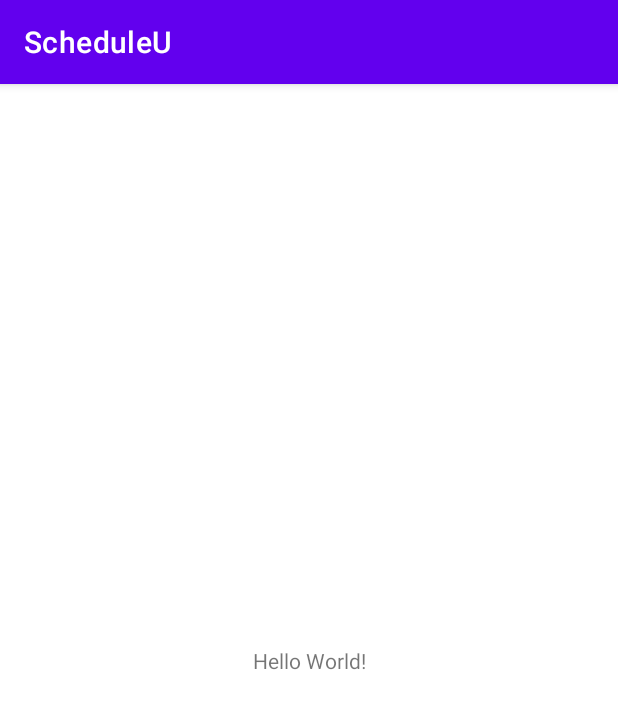
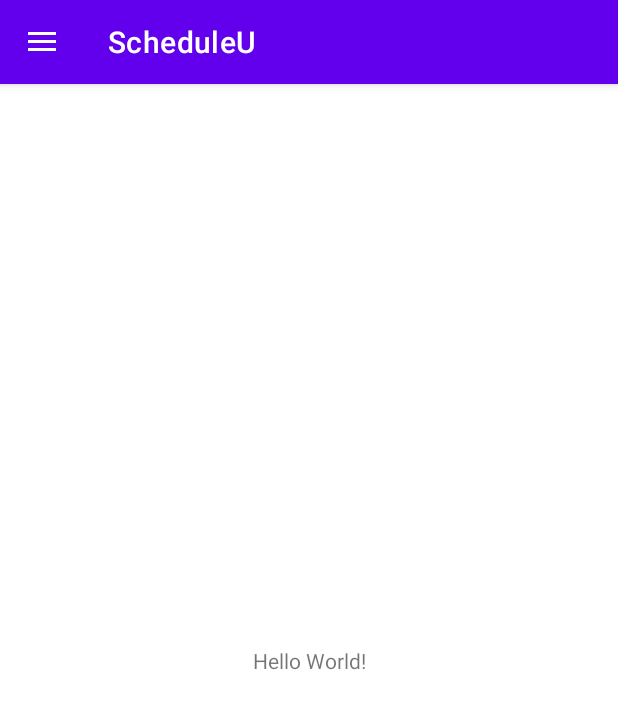
Before and after one commit to Dom0Z/ScheduleU, an Android app: the screen it shows after launch (MainActivity), on a phone screen of 412 x 824 dp. Shown: the top 709 px of the screen. Run offline under Robolectric (Android 15) with nearby library versions, the phone set to English and light mode, and no system bars.

```diff
--- a/app/src/main/java/com/example/scheduleu/MainActivity.java
+++ b/app/src/main/java/com/example/scheduleu/MainActivity.java
@@ -1,14 +1,89 @@
 package com.example.scheduleu;
 
+import androidx.annotation.NonNull;
+import androidx.appcompat.app.ActionBarDrawerToggle;
 import androidx.appcompat.app.AppCompatActivity;
+import androidx.drawerlayout.widget.DrawerLayout;
 
+import android.content.res.Configuration;
 import android.os.Bundle;
+import android.util.Log;
+import android.view.MenuItem;
+import android.widget.ArrayAdapter;
+import android.widget.ListView;
+
+import java.util.ArrayList;
 
 public class MainActivity extends AppCompatActivity {
+
+    private static final String TAG = "MainActivity";
+
+    private DrawerLayout drawerLayout;
+    private ListView drawerList;
+    private ArrayAdapter<String> navAdapter;
+    private ActionBarDrawerToggle drawerToggle;
 
     @Override
     protected void onCreate(Bundle savedInstanceState) {
         super.onCreate(savedInstanceState);
         setContentView(R.layout.activity_main);
+
+        drawerLayout = findViewById(R.id.drawerLayout);
+        drawerList = findViewById(R.id.navList);
+
+        navAdapter = new ArrayAdapter<>(this, R.layout.nav_drawer_item, new ArrayList<String>());
+        drawerList.setAdapter(navAdapter);
+        drawerList.setOnItemClickListener((parent, view, position, id) -> selectDrawerItem(position));
+
+        drawerToggle = new ActionBarDrawerToggle(
+                this,                  /* host Activity */
+                drawerLayout,         /* DrawerLayout object */
+                R.string.drawer_open,  /* "open drawer" description for accessibility */
+                R.string.drawer_close  /* "close drawer" description for accessibility */
+        );
+
+        if (getSupportActionBar() != null) {
+            getSupportActionBar().setDisplayHomeAsUpEnabled(true);
+            getSupportActionBar().setHomeButtonEnabled(true);
+        }
+
+        navAdapter.add("Events");
+        navAdapter.add("Appointments");
+        navAdapter.add("Public Safety");
+        navAdapter.notifyDataSetChanged();
+    }
+
+    private void selectDrawerItem(int position) {
+        // change activity
+        Log.d(TAG, "selectDrawerItem: Selected drawer item " + position);
+
+        drawerLayout.closeDrawer(drawerList);
+    }
+
+    @Override
+    public boolean onOptionsItemSelected(MenuItem item) {
+        // Check drawer first!
+        if (drawerToggle.onOptionsItemSelected(item)) {
+            Log.d(TAG, "onOptionsItemSelected: mDrawerToggle " + item);
+            return true;
+        }
+
+        return super.onOptionsItemSelected(item);
+    }
+
+    @Override
+    protected void onPostCreate(Bundle savedInstanceState) {
+        super.onPostCreate(savedInstanceState);
+
+        // Sync the toggle state after onRestoreInstanceState has occurred.
+        drawerToggle.syncState();
+    }
+
+    @Override
+    public void onConfigurationChanged(@NonNull Configuration newConfig) {
+        super.onConfigurationChanged(newConfig);
+
+        // Pass any configuration change to the drawer toggles
+        drawerToggle.onConfigurationChanged(newConfig);
     }
 }
--- a/app/src/main/res/values/strings.xml
+++ b/app/src/main/res/values/strings.xml
@@ -1,3 +1,5 @@
 <resources>
     <string name="app_name">ScheduleU</string>
+    <string name="drawer_open">"Opened news sources"</string>
+    <string name="drawer_close">"Closed news sources"</string>
 </resources>
```
